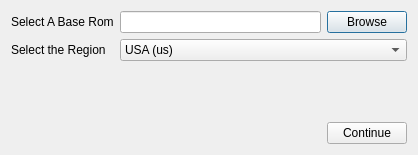
This is SM64LinuxLauncher-qt/launcher/ui/select_baserom.ui in ezntek/SM64LinuxLauncher-qt as Qt 5 draws it before an edit. The edited form follows.
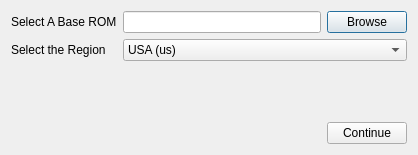
This is the edited form.

```diff
--- a/SM64LinuxLauncher-qt/launcher/ui/select_baserom.ui
+++ b/SM64LinuxLauncher-qt/launcher/ui/select_baserom.ui
@@ -50,7 +50,7 @@
    <item row="0" column="0">
     <widget class="QLabel" name="label">
      <property name="text">
-      <string>Select A Base Rom</string>
+      <string>Select A Base ROM</string>
      </property>
     </widget>
    </item>
```
Left out of the diff: 4 changed lines with no effect on the pictures.
